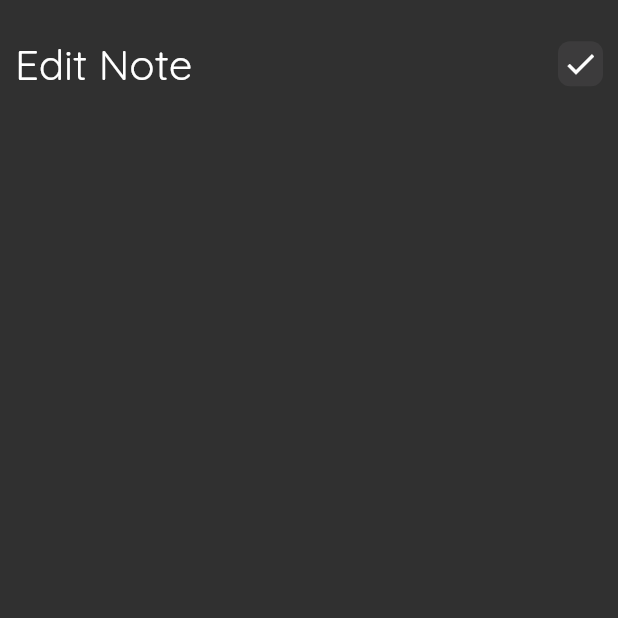
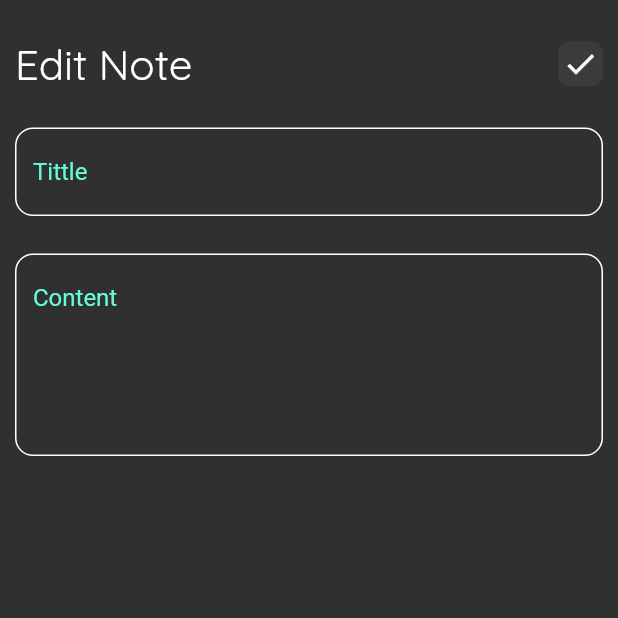
Before and after one commit to peterelia22/notes_app, a Flutter app: the EditNotePage screen opened by its route, on a phone screen of 412 x 824 dp, the top half of it. Run offline on Flutter 3.47's test engine with Material 2 defaults, Android fonts, the phone set to English and light mode, and no system bars.

Commit message:
add custom text field to edit note page

```diff
--- a/lib/widgets/edit_note_body.dart
+++ b/lib/widgets/edit_note_body.dart
@@ -1,4 +1,5 @@
 import 'package:flutter/material.dart';
+import 'package:notesapp/widgets/Custom_Textfield.dart';
 import 'package:notesapp/widgets/custom_appbar.dart';
 
 class EditNoteBody extends StatelessWidget {
@@ -16,6 +17,17 @@ class EditNoteBody extends StatelessWidget {
           CustomAppBar(
             tittle: 'Edit Note',
             icon: Icons.check,
+          ),
+          SizedBox(
+            height: 25,
+          ),
+          CustomTextField(hintText: 'Tittle'),
+          SizedBox(
+            height: 25,
+          ),
+          CustomTextField(
+            hintText: 'Content',
+            maxLines: 5,
           )
         ],
       ),
```
